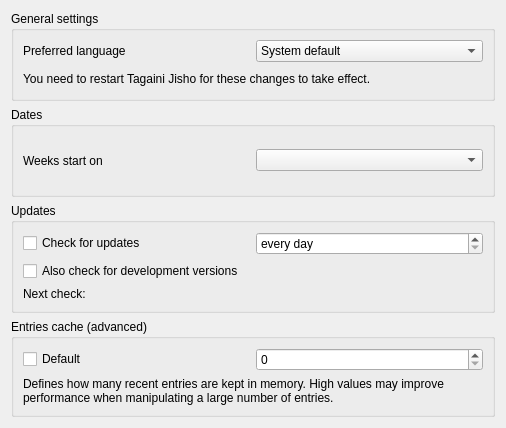
Before: the Qt Designer form src/gui/GeneralPreferences.ui in Gnurou/tagainijisho, drawn with Qt 5.
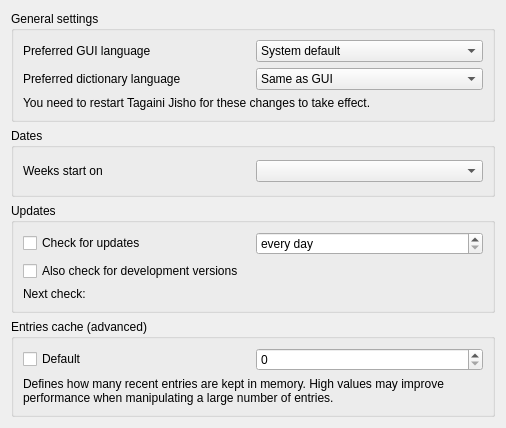
After: the same form once the commit is applied.

Commit message:
Allow GUI lang to differ from dictionary lang
Fixes gh-17.

```diff
--- a/src/gui/GeneralPreferences.ui
+++ b/src/gui/GeneralPreferences.ui
@@ -25,7 +25,7 @@
         <item>
          <widget class="QLabel" name="label_2">
           <property name="text">
-           <string>Preferred language</string>
+           <string>Preferred GUI language</string>
           </property>
           <property name="buddy">
            <cstring>prefLanguage</cstring>
@@ -43,6 +43,29 @@
         </item>
        </layout>
       </item>
+      <item>
+       <layout class="QHBoxLayout" name="horizontalLayout_5">
+        <item>
+         <widget class="QLabel" name="label_5">
+          <property name="text">
+           <string>Preferred dictionary language</string>
+          </property>
+         </widget>
+        </item>
+        <item>
+         <widget class="QComboBox" name="dictLanguage">
+          <property name="toolTip">
+           <string>The dictionaries will use this language whenever possible. English will be used as a fallback.</string>
+          </property>
+          <item>
+           <property name="text">
+            <string>Same as GUI</string>
+           </property>
+          </item>
+         </widget>
+        </item>
+       </layout>
+      </item>
       <item>
        <widget class="QLabel" name="label_3">
         <property name="text">
```
Left out of the diff: 9 changed lines with no effect on the pictures. The commit also changes 9 other files.
